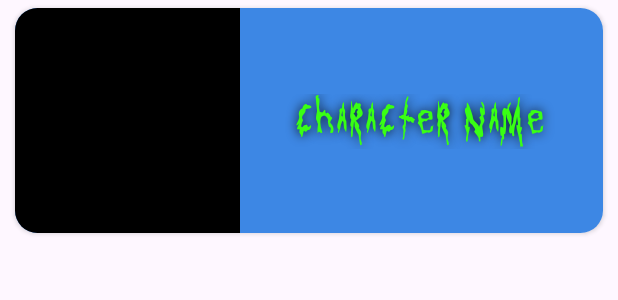
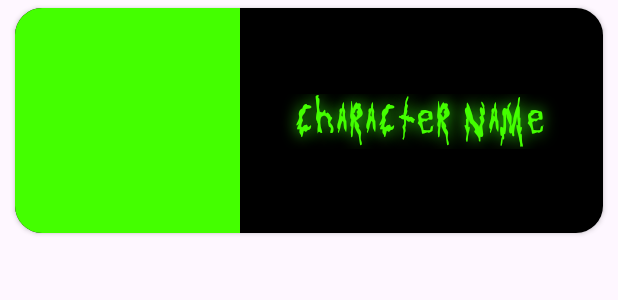
Before and after one commit to JuanDiego1912/Rick_Morty_App, an Android app: the layout item_characters.xml on its own in the app's theme, with its tools: preview values and no code run, on a phone screen of 412 x 824 dp. Shown: the top 300 px of the screen. Run offline under Robolectric (Android 15) with nearby library versions, the phone set to English and light mode, and no system bars; network calls fail.

Commit message:
Aplicación terminada (creo).
Por el momento todo funciona de forma correcta y es estable y lo opmitice lo maxime que puedo por ahora.

Seguir mejorando si es posible.

```diff
--- a/app/build.gradle.kts
+++ b/app/build.gradle.kts
@@ -51,7 +51,6 @@ dependencies {
     implementation(libs.kotlinx.coroutines.android)
     implementation(libs.circleimageview)
     implementation(libs.lottie)
-    implementation(libs.floatingactionbutton)
     testImplementation(libs.junit)
     androidTestImplementation(libs.androidx.junit)
     androidTestImplementation(libs.androidx.espresso.core)
--- a/app/src/main/java/com/dam2/rick_morty_app/SpinnerInformationSetter/SpinnerInformation.kt
+++ b/app/src/main/java/com/dam2/rick_morty_app/SpinnerInformationSetter/SpinnerInformation.kt
@@ -3,8 +3,8 @@ package com.dam2.rick_morty_app.SpinnerInformationSetter
 import android.content.Context
 import android.widget.ArrayAdapter
 import android.widget.Spinner
-import android.widget.Toast
 import com.dam2.rick_morty_app.Model.Episodes.Episode
+import com.dam2.rick_morty_app.R
 import com.google.android.material.chip.Chip
 import com.google.android.material.chip.ChipGroup
 
@@ -38,11 +38,12 @@ class SpinnerInformation(val chipGroup : ChipGroup,
 
         val adapter = ArrayAdapter(
             context,
-            android.R.layout.simple_dropdown_item_1line,
+            R.layout.spinner_selected_item,
             nuevosItems.map {
                 it.id.toString() + ". " + it.episodio + " - " + it.nombreEpisodio
             }
         )
+        adapter.setDropDownViewResource(R.layout.spinner_list_items)
 
         spinner.adapter = adapter
     }
--- a/app/src/main/java/com/dam2/rick_morty_app/Views/MainActivity.kt
+++ b/app/src/main/java/com/dam2/rick_morty_app/Views/MainActivity.kt
@@ -15,6 +15,7 @@ import com.dam2.rick_morty_app.Adapters.CharactersOnEpisodeAdapter
 import com.dam2.rick_morty_app.Model.API.APIService
 import com.dam2.rick_morty_app.Model.Characters.CharacterResponse
 import com.dam2.rick_morty_app.Model.Episodes.Episode
+import com.dam2.rick_morty_app.R
 import com.dam2.rick_morty_app.SpinnerInformationSetter.SpinnerInformation
 import com.dam2.rick_morty_app.databinding.ActivityMainBinding
 import kotlinx.coroutines.CoroutineScope
@@ -69,9 +70,10 @@ class MainActivity : AppCompatActivity() {
     private fun initSpinner() {
         val adapter = ArrayAdapter(
             this,
-            android.R.layout.simple_dropdown_item_1line,
+            R.layout.spinner_selected_item,
             episodesInSpinner
         )
+        adapter.setDropDownViewResource(R.layout.spinner_list_items)
 
         b.spEpisodes.adapter = adapter
     }
--- /dev/null
+++ b/app/src/main/res/font/rick_and_morty_font.xml
@@ -0,0 +1,4 @@
+<?xml version="1.0" encoding="utf-8"?>
+<font-family xmlns:android="http://schemas.android.com/apk/res/android">
+    <font android:font="@font/rick_and_mortys_font" android:fontStyle="normal" android:fontWeight="400"/>
+</font-family>
--- a/app/src/main/res/layout/item_characters.xml
+++ b/app/src/main/res/layout/item_characters.xml
@@ -8,12 +8,12 @@
     android:layout_marginStart="10dp"
     android:layout_marginEnd="10dp"
     xmlns:app="http://schemas.android.com/apk/res-auto"
-    app:cardCornerRadius="15dp">
+    app:cardCornerRadius="18dp">
 
     <androidx.constraintlayout.widget.ConstraintLayout
         android:layout_width="match_parent"
         android:layout_height="wrap_content"
-        android:background="@color/azul_neon_oscuro">
+        android:background="@color/black">
 
         <ImageView
             android:id="@+id/imgvCharacter"
@@ -25,19 +25,13 @@
             app:layout_constraintStart_toStartOf="parent"
             app:layout_constraintTop_toTopOf="parent"
             app:layout_constraintVertical_bias="0.0"
-            tools:background="@color/black" />
+            tools:background="@color/green_rick_and_morty" />
 
         <TextView
             android:id="@+id/tvCharacterName"
             android:layout_width="0dp"
             android:layout_height="wrap_content"
-            android:textColor="@color/green_rick_and_morty"
-            android:textSize="25sp"
-            android:shadowColor="#000000"
-            android:shadowDx="0"
-            android:shadowDy="0"
-            android:shadowRadius="8"
-            android:fontFamily="@font/rick_and_mortys_font"
+            style="@style/TextoNeonVerde"
             android:maxLines="2"
             android:ellipsize="end"
             android:breakStrategy="simple"
--- a/app/src/main/res/values/colors.xml
+++ b/app/src/main/res/values/colors.xml
@@ -3,10 +3,12 @@
     <color name="black">#FF000000</color>
     <color name="white">#FFFFFFFF</color>
     <color name="blue_rick_and_morty">#00FFFF</color>
-    <color name="green_rick_and_morty">#39FF14</color>
+    <color name="green_rick_and_morty">#44FF00</color>
     <color name="animation_background_color">#39FF14</color>
     <color name="azul_oscuro">#091540</color>
     <color name="azul_neon_oscuro">#3D87E4</color>
     <color name="azul_semiopaco">#009999</color>
     <color name="blue">#00AAFF</color>
+    <color name="verde_semiopaco">#247F00</color>
+    <color name="background_spinner">#343232</color>
 </resources>
--- a/app/src/main/res/values/themes.xml
+++ b/app/src/main/res/values/themes.xml
@@ -20,5 +20,22 @@
         <item name="android:fontFamily">@font/rick_and_mortys_font</item>
     </style>
 
+    <style name="TextoNeonVerde">
+        <item name="android:textColor">@color/green_rick_and_morty</item>
+        <item name="android:shadowColor">@color/animation_background_color</item>
+        <item name="android:shadowRadius">12</item>
+        <item name="android:textSize">25sp</item>
+        <item name="android:fontFamily">@font/rick_and_mortys_font</item>
+    </style>
 
+    <style name="EstiloRecyclerView">
+        <item name="android:background">@color/azul_oscuro</item>
+    </style>
+
+    <style name="ChipStyle">
+        <item name="android:textSize">18sp</item>
+        <item name="android:textColor">@color/green_rick_and_morty</item>
+        <item name="android:fontFamily">@font/rick_and_morty_font</item>
+        <item name="android:backgroundTint">@color/black</item>
+    </style>
 </resources>
```
Also changed, not shown: app/src/main/res/layout/activity_main.xml (+19 -24 lines), app/src/main/res/layout/spinner_list_items.xml (added, +10 -0 lines), app/src/main/res/layout/spinner_selected_item.xml (added, +10 -0 lines), app/src/main/res/drawable/arrow_icon.png (added), app/src/main/res/drawable/fondo1.jpg (added).
